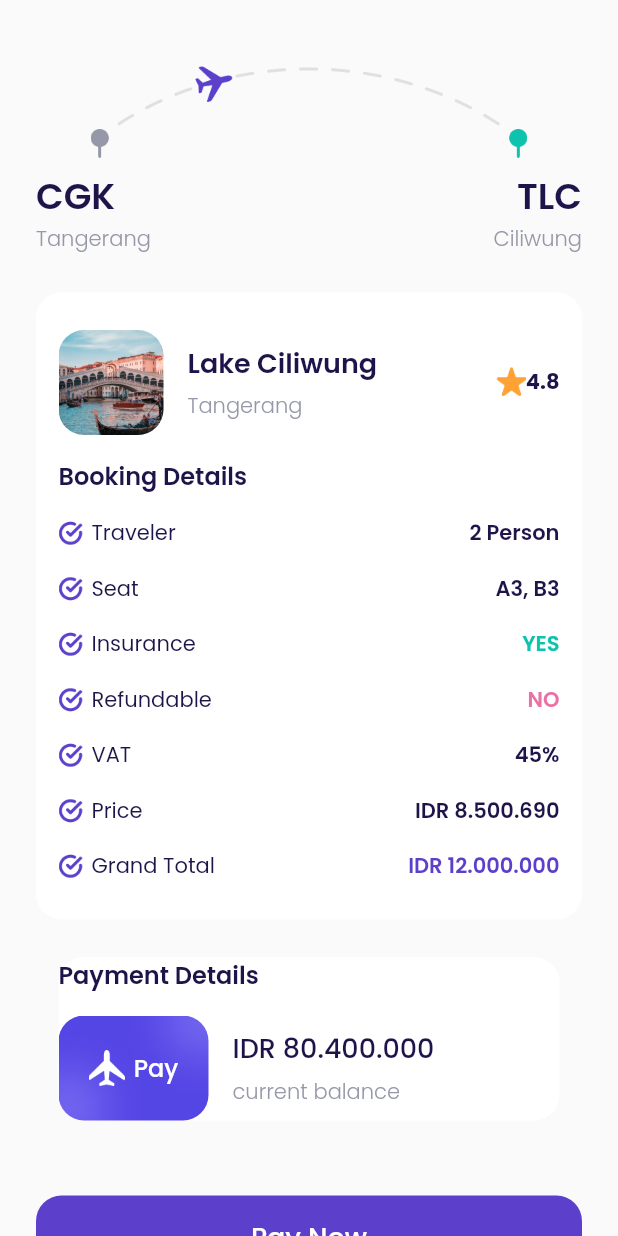
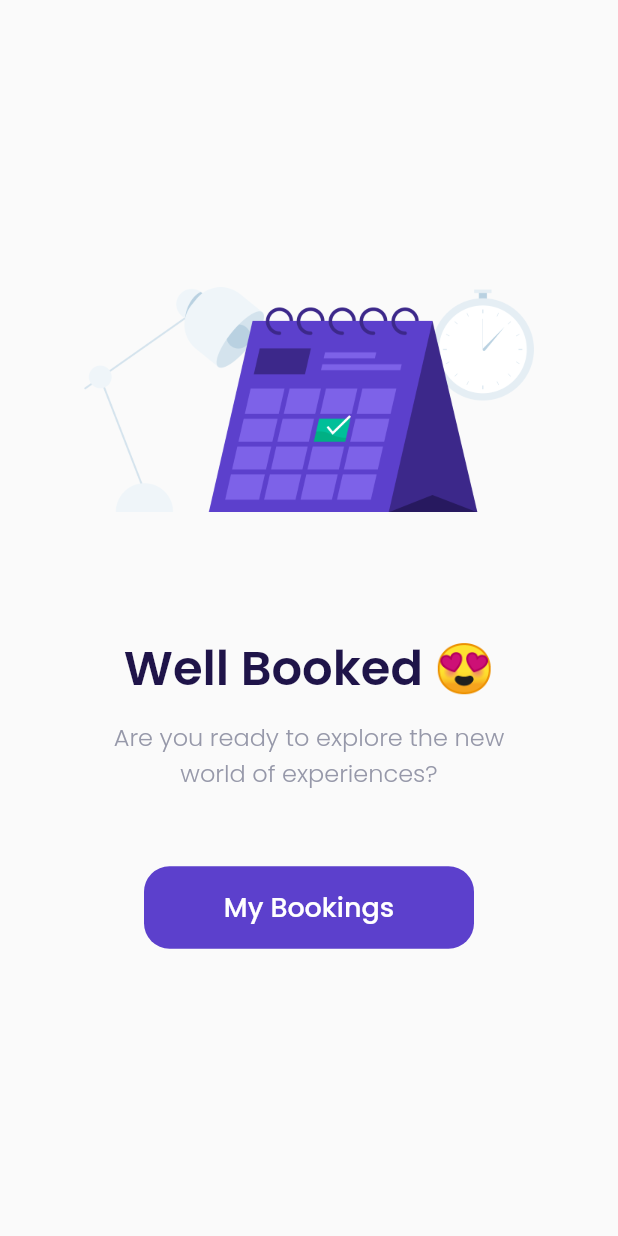
Before and after one commit to YerikhoSt/aplikasi_travel, a Flutter app: the CheckoutPage screen opened directly, after a tap on "Pay Now", on a phone screen of 412 x 824 dp. Run offline on Flutter 3.47's test engine with Material 2 defaults, Android fonts, the phone set to English and light mode, and no system bars; our stand-ins replace google_fonts.

Commit message:
success checkout

```diff
--- a/lib/ui/pages/checkout_page.dart
+++ b/lib/ui/pages/checkout_page.dart
@@ -1,3 +1,4 @@
+import 'package:aplikasi_travel/ui/pages/success_checkout_page.dart';
 import 'package:aplikasi_travel/ui/widgets/booking_detail_item.dart';
 import 'package:aplikasi_travel/ui/widgets/custom_button.dart';
 import 'package:flutter/material.dart';
@@ -313,10 +314,19 @@
     );
   }
 
-  Widget payButton() {
+  Widget payButton(BuildContext context) {
     return CustomButton(
       title: 'Pay Now',
-      onPressed: () {},
+      onPressed: () {
+        Navigator.push(
+          context,
+          MaterialPageRoute(
+            builder: (BuildContext context) {
+              return SuccessCheckoutPage();
+            },
+          ),
+        );
+      },
       margin: EdgeInsets.only(
         top: 25,
       ),
@@ -353,7 +363,7 @@
           route(),
           bookingDetails(),
           paymentDetails(),
-          payButton(),
+          payButton(context),
           tacButton(),
         ],
       ),
--- /dev/null
+++ b/lib/ui/pages/success_checkout_page.dart
@@ -0,0 +1,60 @@
+import '../../shared/theme.dart';
+import 'package:aplikasi_travel/ui/widgets/custom_button.dart';
+import 'package:flutter/material.dart';
+
+class SuccessCheckoutPage extends StatelessWidget {
+  const SuccessCheckoutPage({Key? key}) : super(key: key);
+
+  @override
+  Widget build(BuildContext context) {
+    return Scaffold(
+      backgroundColor: kBackgroundColor,
+      body: Center(
+        child: Column(
+          mainAxisAlignment: MainAxisAlignment.center,
+          children: [
+            Container(
+              width: 300,
+              height: 150,
+              margin: EdgeInsets.only(bottom: 80),
+              decoration: BoxDecoration(
+                image: DecorationImage(
+                  image: AssetImage(
+                    'assets/image_success.png',
+                  ),
+                ),
+              ),
+            ),
+            Text(
+              'Well Booked 😍',
+              style: blackTextStyle.copyWith(
+                fontSize: 32,
+                fontWeight: semiBold,
+              ),
+            ),
+            SizedBox(
+              height: 10,
+            ),
+            Text(
+              'Are you ready to explore the new\nworld of experiences?',
+              style: greyTextStyle.copyWith(
+                fontSize: 16,
+                fontWeight: light,
+              ),
+              textAlign: TextAlign.center,
+            ),
+            CustomButton(
+              title: 'My Bookings',
+              onPressed: () {
+                Navigator.pushNamedAndRemoveUntil(
+                    context, '/main-page', (route) => false);
+              },
+              width: 220,
+              margin: EdgeInsets.only(top: 50),
+            ),
+          ],
+        ),
+      ),
+    );
+  }
+}
```
